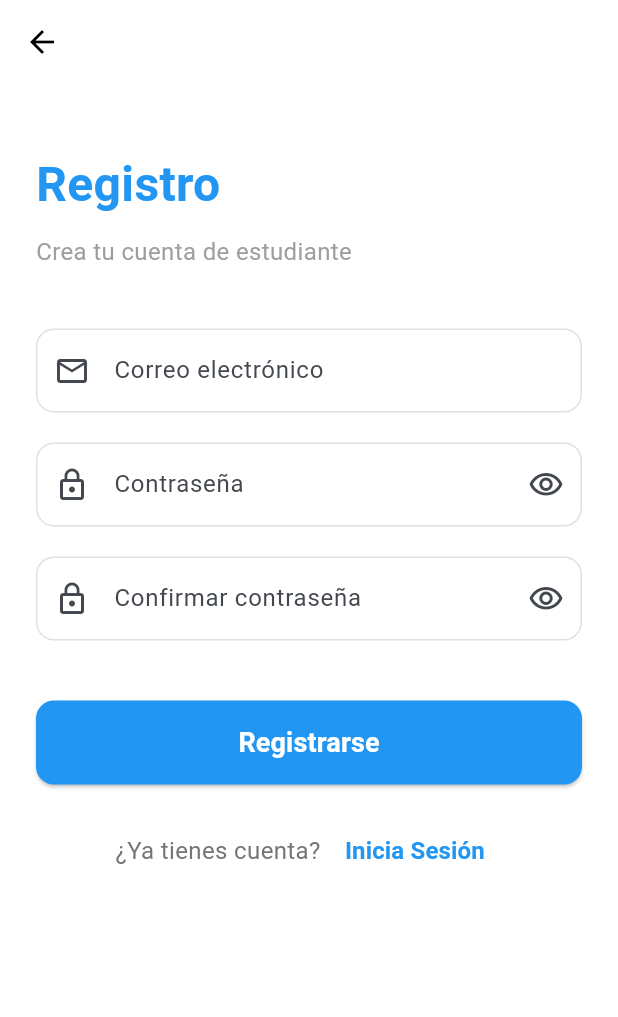
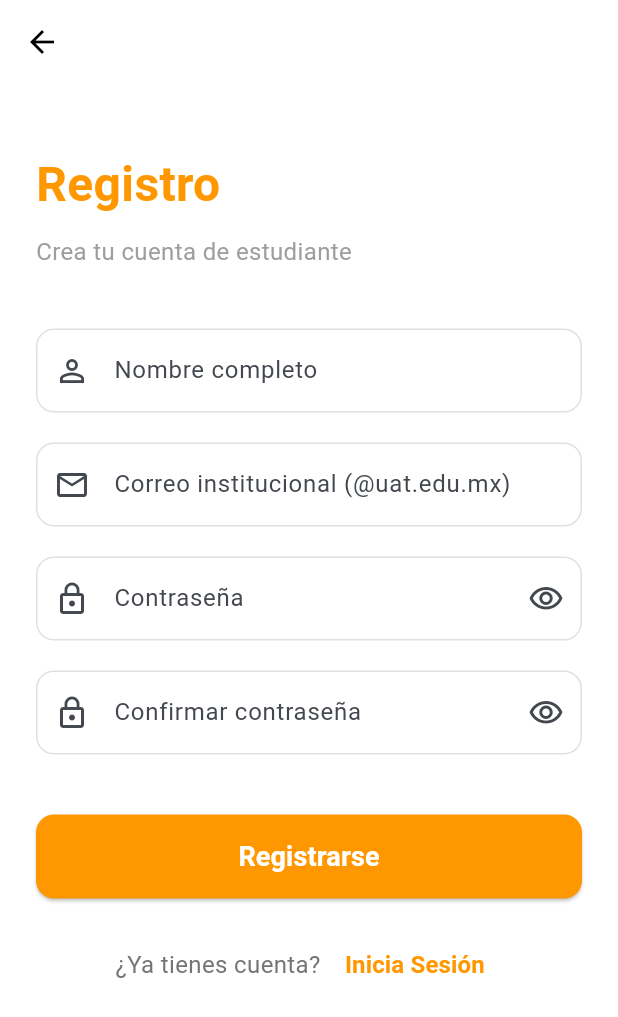
Before and after one commit to BrizueIa/busuat, a Flutter app: the AuthOptionsPage screen opened by its route, after a tap on "Registrarse", on a phone screen of 412 x 824 dp. Shown: the top 1017 px of the screen. Run offline on Flutter 3.47's test engine with Material 3 defaults, Android fonts, the phone set to English and light mode, and no system bars; our stand-ins replace get, get_storage, supabase_flutter; accounts and stored records are empty.

Commit message:
feat: Implement local student registration with name field and integrate Supabase API for user registration
- Updated AuthRepository to include a name parameter in the registerStudent method for local storage.
- Created ApiService to handle user registration via Supabase Functions.
- Modified RegisterController to validate and handle name input during registration.
- Updated UI components across various pages to reflect branding changes from blue to orange.
- Added new name input field in the registration page.
- Integrated Supabase initialization in main.dart.
- Updated pubspec.yaml and pubspec.lock to include necessary dependencies for Supabase and URL launcher.
- Adjusted plugin registration for Linux and Windows platforms.

```diff
--- /dev/null
+++ b/lib/app/core/config/supabase_config.dart
@@ -0,0 +1,5 @@
+class SupabaseConfig {
+  static const String supabaseUrl = 'https://tzvyirisalzyaapkbwyw.supabase.co';
+  static const String supabaseAnonKey =
+      'eyJhbGciOiJIUzI1NiIsInR5cCI6IkpXVCJ9.eyJpc3MiOiJzdXBhYmFzZSIsInJlZiI6InR6dnlpcmlzYWx6eWFhcGtid3l3Iiwicm9sZSI6ImFub24iLCJpYXQiOjE3NTkwOTM1MDUsImV4cCI6MjA3NDY2OTUwNX0.q2VUzlWq1Tw6e0w9X9V7k7AyoWNiNC_bfQWxeJWedMU'; // Reemplaza con tu anon key
+}
--- a/lib/app/data/models/user_model.dart
+++ b/lib/app/data/models/user_model.dart
@@ -1,20 +1,22 @@
 class UserModel {
   final String id;
   final String? email;
+  final String? name;
   final String userType; // 'guest' or 'student'
 
-  UserModel({required this.id, this.email, required this.userType});
+  UserModel({required this.id, this.email, this.name, required this.userType});
 
   factory UserModel.fromJson(Map<String, dynamic> json) {
     return UserModel(
       id: json['id'] ?? '',
       email: json['email'],
+      name: json['name'],
       userType: json['userType'] ?? 'guest',
     );
   }
 
   Map<String, dynamic> toJson() {
-    return {'id': id, 'email': email, 'userType': userType};
+    return {'id': id, 'email': email, 'name': name, 'userType': userType};
   }
 
   bool get isGuest => userType == 'guest';
--- a/lib/app/modules/auth_options/auth_options_page.dart
+++ b/lib/app/modules/auth_options/auth_options_page.dart
@@ -24,15 +24,20 @@ class AuthOptionsPage extends GetView<AuthOptionsController> {
             mainAxisAlignment: MainAxisAlignment.center,
             children: [
               const Spacer(),
-              // Icono de estudiante
+              // Logo de la app
               Container(
                 height: 150,
                 width: 150,
                 decoration: BoxDecoration(
-                  color: Colors.blue.shade100,
                   borderRadius: BorderRadius.circular(20),
                 ),
-                child: const Icon(Icons.school, size: 80, color: Colors.blue),
+                child: ClipRRect(
+                  borderRadius: BorderRadius.circular(20),
+                  child: Image.asset(
+                    'assets/images/logo.png',
+                    fit: BoxFit.contain,
+                  ),
+                ),
               ),
               const SizedBox(height: 30),
               const Text(
@@ -40,7 +45,7 @@ class AuthOptionsPage extends GetView<AuthOptionsController> {
                 style: TextStyle(
                   fontSize: 32,
                   fontWeight: FontWeight.bold,
-                  color: Colors.blue,
+                  color: Colors.orange,
                 ),
               ),
               const SizedBox(height: 10),
@@ -56,7 +61,7 @@ class AuthOptionsPage extends GetView<AuthOptionsController> {
                 child: ElevatedButton(
                   onPressed: controller.goToLogin,
                   style: ElevatedButton.styleFrom(
-                    backgroundColor: Colors.blue,
+                    backgroundColor: Colors.orange,
                     foregroundColor: Colors.white,
                     shape: RoundedRectangleBorder(
                       borderRadius: BorderRadius.circular(12),
@@ -76,8 +81,8 @@ class AuthOptionsPage extends GetView<AuthOptionsController> {
                 child: OutlinedButton(
                   onPressed: controller.goToRegister,
                   style: OutlinedButton.styleFrom(
-                    foregroundColor: Colors.blue,
-                    side: const BorderSide(color: Colors.blue, width: 2),
+                    foregroundColor: Colors.orange,
+                    side: const BorderSide(color: Colors.orange, width: 2),
                     shape: RoundedRectangleBorder(
                       borderRadius: BorderRadius.circular(12),
                     ),
--- a/lib/app/modules/guest/guest_page.dart
+++ b/lib/app/modules/guest/guest_page.dart
@@ -10,7 +10,7 @@ class GuestPage extends GetView<GuestController> {
     return Scaffold(
       appBar: AppBar(
         title: const Text('Modo Invitado'),
-        backgroundColor: Colors.blue,
+        backgroundColor: Colors.orange,
         foregroundColor: Colors.white,
         actions: [
           IconButton(
@@ -43,14 +43,14 @@ class GuestPage extends GetView<GuestController> {
         child: Column(
           mainAxisAlignment: MainAxisAlignment.center,
           children: [
-            Icon(Icons.map_outlined, size: 100, color: Colors.blue.shade200),
+            Icon(Icons.map_outlined, size: 100, color: Colors.orange.shade200),
             const SizedBox(height: 20),
             const Text(
               'Mapa',
               style: TextStyle(
                 fontSize: 32,
                 fontWeight: FontWeight.bold,
-                color: Colors.blue,
+                color: Colors.orange,
               ),
             ),
             const SizedBox(height: 10),
--- a/lib/app/modules/home/home_page.dart
+++ b/lib/app/modules/home/home_page.dart
@@ -19,7 +19,7 @@ class HomePage extends GetView<HomeController> {
         bottomNavigationBar: BottomNavigationBar(
           currentIndex: controller.currentIndex.value,
           onTap: controller.changeTab,
-          selectedItemColor: Colors.blue,
+          selectedItemColor: Colors.orange,
           unselectedItemColor: Colors.grey,
           items: const [
             BottomNavigationBarItem(
--- a/lib/app/modules/home/views/map_view.dart
+++ b/lib/app/modules/home/views/map_view.dart
@@ -8,21 +8,21 @@ class MapView extends StatelessWidget {
     return Scaffold(
       appBar: AppBar(
         title: const Text('Mapa'),
-        backgroundColor: Colors.blue,
+        backgroundColor: Colors.orange,
         foregroundColor: Colors.white,
       ),
       body: Center(
         child: Column(
           mainAxisAlignment: MainAxisAlignment.center,
           children: [
-            Icon(Icons.map_outlined, size: 100, color: Colors.blue.shade200),
+            Icon(Icons.map_outlined, size: 100, color: Colors.orange.shade200),
             const SizedBox(height: 20),
             const Text(
               'Mapa',
               style: TextStyle(
                 fontSize: 32,
                 fontWeight: FontWeight.bold,
-                color: Colors.blue,
+                color: Colors.orange,
               ),
             ),
             const SizedBox(height: 10),
--- a/lib/app/modules/register/register_page.dart
+++ b/lib/app/modules/register/register_page.dart
@@ -29,7 +29,7 @@ class RegisterPage extends GetView<RegisterController> {
                 style: TextStyle(
                   fontSize: 32,
                   fontWeight: FontWeight.bold,
-                  color: Colors.blue,
+                  color: Colors.orange,
                 ),
               ),
               const SizedBox(height: 10),
@@ -38,12 +38,37 @@ class RegisterPage extends GetView<RegisterController> {
                 style: TextStyle(fontSize: 16, color: Colors.grey),
               ),
               const SizedBox(height: 40),
+              // Name Field
+              TextField(
+                controller: controller.nameController,
+                keyboardType: TextInputType.name,
+                textCapitalization: TextCapitalization.words,
+                decoration: InputDecoration(
+                  labelText: 'Nombre completo',
+                  prefixIcon: const Icon(Icons.person_outline),
+                  border: OutlineInputBorder(
+                    borderRadius: BorderRadius.circular(12),
+                  ),
+                  enabledBorder: OutlineInputBorder(
+                    borderRadius: BorderRadius.circular(12),
+                    borderSide: BorderSide(color: Colors.grey.shade300),
+                  ),
+                  focusedBorder: OutlineInputBorder(
+                    borderRadius: BorderRadius.circular(12),
+                    borderSide: const BorderSide(
+                      color: Colors.orange,
+                      width: 2,
+                    ),
+                  ),
+                ),
+              ),
+              const SizedBox(height: 20),
               // Email Field
               TextField(
                 controller: controller.emailController,
                 keyboardType: TextInputType.emailAddress,
                 decoration: InputDecoration(
-                  labelText: 'Correo electrónico',
+                  labelText: 'Correo institucional (@uat.edu.mx)',
                   prefixIcon: const Icon(Icons.email_outlined),
                   border: OutlineInputBorder(
                     borderRadius: BorderRadius.circular(12),
@@ -54,7 +79,10 @@ class RegisterPage extends GetView<RegisterController> {
                   ),
                   focusedBorder: OutlineInputBorder(
                     borderRadius: BorderRadius.circular(12),
-                    borderSide: const BorderSide(color: Colors.blue, width: 2),
+                    borderSide: const BorderSide(
+                      color: Colors.orange,
+                      width: 2,
+                    ),
                   ),
                 ),
               ),
@@ -85,7 +113,7 @@ class RegisterPage extends GetView<RegisterController> {
                     focusedBorder: OutlineInputBorder(
                       borderRadius: BorderRadius.circular(12),
                       borderSide: const BorderSide(
-                        color: Colors.blue,
+                        color: Colors.orange,
                         width: 2,
                       ),
                     ),
@@ -119,7 +147,7 @@ class RegisterPage extends GetView<RegisterController> {
                     focusedBorder: OutlineInputBorder(
                       borderRadius: BorderRadius.circular(12),
                       borderSide: const BorderSide(
-                        color: Colors.blue,
+                        color: Colors.orange,
                         width: 2,
                       ),
                     ),
@@ -137,7 +165,7 @@ class RegisterPage extends GetView<RegisterController> {
                         ? null
                         : controller.register,
                     style: ElevatedButton.styleFrom(
-                      backgroundColor: Colors.blue,
+                      backgroundColor: Colors.orange,
                       foregroundColor: Colors.white,
                       shape: RoundedRectangleBorder(
                         borderRadius: BorderRadius.circular(12),
@@ -181,7 +209,7 @@ class RegisterPage extends GetView<RegisterController> {
                       child: const Text(
                         'Inicia Sesión',
                         style: TextStyle(
-                          color: Colors.blue,
+                          color: Colors.orange,
                           fontSize: 16,
                           fontWeight: FontWeight.w600,
                         ),
--- a/pubspec.yaml
+++ b/pubspec.yaml
@@ -36,6 +36,8 @@ dependencies:
   cupertino_icons: ^1.0.8
   get: ^4.6.6
   get_storage: ^2.1.1
+  http: ^1.2.2
+  supabase_flutter: ^2.9.1
 
 dev_dependencies:
   flutter_test:
```
Also changed, not shown: lib/app/data/repositories/auth_repository.dart (+9 -2 lines), lib/app/data/services/api_service.dart (added, +91 -0 lines), lib/app/modules/home/views/marketplace_view.dart (+7 -3 lines), lib/app/modules/home/views/profile_view.dart (+9 -5 lines), lib/app/modules/login/login_page.dart (+9 -4 lines), lib/app/modules/register/register_controller.dart (+72 -5 lines), lib/app/modules/student_login/student_login_page.dart (+8 -5 lines), lib/main.dart (+9 -0 lines), assets/images/logo.png, pubspec.lock, 13 other files.
